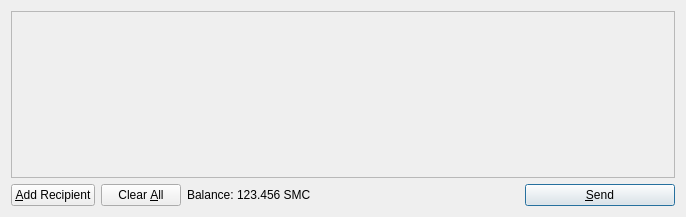
Qt form src/qt/forms/sendcoinsdialog.ui (RedOakCoin/RedOakTestNet) before a commit.
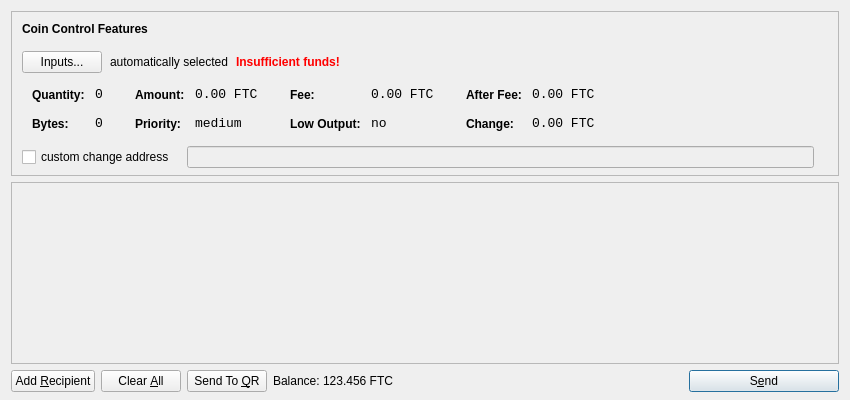
The same form after that commit. Icons and pictures are not drawn.

The edit to the form file:
```diff
--- a/src/qt/forms/sendcoinsdialog.ui
+++ b/src/qt/forms/sendcoinsdialog.ui
@@ -6,14 +6,624 @@
    <rect>
     <x>0</x>
     <y>0</y>
-    <width>686</width>
-    <height>217</height>
+    <width>850</width>
+    <height>400</height>
    </rect>
   </property>
   <property name="windowTitle">
    <string>Send Coins</string>
   </property>
-  <layout class="QVBoxLayout" name="verticalLayout">
+  <layout class="QVBoxLayout" name="verticalLayout" stretch="0,1,0">
+   <property name="bottomMargin">
+    <number>8</number>
+   </property>
+   <item>
+    <widget class="QFrame" name="frameCoinControl">
+     <property name="sizePolicy">
+      <sizepolicy hsizetype="Expanding" vsizetype="Expanding">
+       <horstretch>0</horstretch>
+       <verstretch>0</verstretch>
+      </sizepolicy>
+     </property>
+     <property name="maximumSize">
+      <size>
+       <width>16777215</width>
+       <height>16777215</height>
+      </size>
+     </property>
+     <property name="frameShape">
+      <enum>QFrame::StyledPanel</enum>
+     </property>
+     <property name="frameShadow">
+      <enum>QFrame::Sunken</enum>
+     </property>
+     <layout class="QVBoxLayout" name="verticalLayoutCoinControl2">
+      <property name="spacing">
+       <number>7</number>
+      </property>
+      <property name="leftMargin">
+       <number>0</number>
+      </property>
+      <property name="topMargin">
+       <number>0</number>
+      </property>
+      <property name="rightMargin">
+       <number>0</number>
+      </property>
+      <property name="bottomMargin">
+       <number>6</number>
+      </property>
+      <item>
+       <layout class="QVBoxLayout" name="verticalLayoutCoinControl" stretch="0,0,0,0,1">
+        <property name="spacing">
+         <number>0</number>
+        </property>
+        <property name="leftMargin">
+         <number>10</number>
+        </property>
+        <property name="topMargin">
+         <number>10</number>
+        </property>
+        <item>
+         <layout class="QHBoxLayout" name="horizontalLayoutCoinControl1">
+          <property name="bottomMargin">
+           <number>15</number>
+          </property>
+          <item>
+           <widget class="QLabel" name="labelCoinControlFeatures">
+            <property name="sizePolicy">
+             <sizepolicy hsizetype="Preferred" vsizetype="Maximum">
+              <horstretch>0</horstretch>
+              <verstretch>0</verstretch>
+             </sizepolicy>
+            </property>
+            <property name="font">
+             <font>
+              <weight>75</weight>
+              <bold>true</bold>
+             </font>
+            </property>
+            <property name="styleSheet">
+             <string notr="true">font-weight:bold;</string>
+            </property>
+            <property name="text">
+             <string>Coin Control Features</string>
+            </property>
+           </widget>
+          </item>
+         </layout>
+        </item>
+        <item>
+         <layout class="QHBoxLayout" name="horizontalLayoutCoinControl2" stretch="0,0,0,0">
+          <property name="spacing">
+           <number>8</number>
+          </property>
+          <property name="bottomMargin">
+           <number>10</number>
+          </property>
+          <item>
+           <widget class="QPushButton" name="pushButtonCoinControl">
+            <property name="styleSheet">
+             <string notr="true"/>
+            </property>
+            <property name="text">
+             <string>Inputs...</string>
+            </property>
+           </widget>
+          </item>
+          <item>
+           <widget class="QLabel" name="labelCoinControlAutomaticallySelected">
+            <property name="text">
+             <string>automatically selected</string>
+            </property>
+            <property name="margin">
+             <number>5</number>
+            </property>
+           </widget>
+          </item>
+          <item>
+           <widget class="QLabel" name="labelCoinControlInsuffFunds">
+            <property name="font">
+             <font>
+              <weight>75</weight>
+              <bold>true</bold>
+             </font>
+            </property>
+            <property name="styleSheet">
+             <string notr="true">color:red;font-weight:bold;</string>
+            </property>
+            <property name="text">
+             <string>Insufficient funds!</string>
+            </property>
+            <property name="margin">
+             <number>5</number>
+            </property>
+           </widget>
+          </item>
+          <item>
+           <spacer name="horizontalSpacerCoinControl">
+            <property name="orientation">
+             <enum>Qt::Horizontal</enum>
+            </property>
+            <property name="sizeHint" stdset="0">
+             <size>
+              <width>40</width>
+              <height>1</height>
+             </size>
+            </property>
+           </spacer>
+          </item>
+         </layout>
+        </item>
+        <item>
+         <widget class="QWidget" name="widgetCoinControl" native="true">
+          <property name="sizePolicy">
+           <sizepolicy hsizetype="Preferred" vsizetype="Preferred">
+            <horstretch>0</horstretch>
+            <verstretch>0</verstretch>
+           </sizepolicy>
+          </property>
+          <property name="minimumSize">
+           <size>
+            <width>0</width>
+            <height>0</height>
+           </size>
+          </property>
+          <property name="styleSheet">
+           <string notr="true"/>
+          </property>
+          <layout class="QHBoxLayout" name="horizontalLayoutCoinControl5">
+           <property name="leftMargin">
+            <number>0</number>
+           </property>
+           <property name="topMargin">
+            <number>0</number>
+           </property>
+           <property name="rightMargin">
+            <number>0</number>
+           </property>
+           <property name="bottomMargin">
+            <number>0</number>
+           </property>
+           <item>
+            <layout class="QHBoxLayout" name="horizontalLayoutCoinControl3" stretch="0,0,0,1">
+             <property name="spacing">
+              <number>20</number>
+             </property>
+             <property name="topMargin">
+              <number>0</number>
+             </property>
+             <property name="bottomMargin">
+              <number>10</number>
+             </property>
+             <item>
+              <layout class="QFormLayout" name="formLayoutCoinControl1">
+               <property name="horizontalSpacing">
+                <number>10</number>
+               </property>
+               <property name="verticalSpacing">
+                <number>14</number>
+               </property>
+               <property name="leftMargin">
+                <number>10</number>
+               </property>
+               <property name="topMargin">
+                <number>4</number>
+               </property>
+               <property name="rightMargin">
+                <number>6</number>
+               </property>
+               <item row="0" column="0">
+                <widget class="QLabel" name="labelCoinControlQuantityText">
+                 <property name="styleSheet">
+                  <string notr="true">font-weight:bold;</string>
+                 </property>
+                 <property name="text">
+                  <string>Quantity:</string>
+                 </property>
+                 <property name="margin">
+                  <number>0</number>
+                 </property>
+                </widget>
+               </item>
+               <item row="0" column="1">
+                <widget class="QLabel" name="labelCoinControlQuantity">
+                 <property name="font">
+                  <font>
+                   <family>Monospace</family>
+                   <pointsize>10</pointsize>
+                  </font>
+                 </property>
+                 <property name="cursor">
+                  <cursorShape>IBeamCursor</cursorShape>
+                 </property>
+                 <property name="contextMenuPolicy">
+                  <enum>Qt::ActionsContextMenu</enum>
+                 </property>
+                 <property name="text">
+                  <string notr="true">0</string>
+                 </property>
+                 <property name="margin">
+                  <number>0</number>
+                 </property>
+                 <property name="textInteractionFlags">
+                  <set>Qt::LinksAccessibleByMouse|Qt::TextSelectableByKeyboard|Qt::TextSelectableByMouse</set>
+                 </property>
+                </widget>
+               </item>
+               <item row="1" column="0">
+                <widget class="QLabel" name="labelCoinControlBytesText">
+                 <property name="styleSheet">
+                  <string notr="true">font-weight:bold;</string>
+                 </property>
+                 <property name="text">
+                  <string>Bytes:</string>
+                 </property>
+                </widget>
+               </item>
+               <item row="1" column="1">
+                <widget class="QLabel" name="labelCoinControlBytes">
+                 <property name="font">
+                  <font>
+                   <family>Monospace</family>
+                   <pointsize>10</pointsize>
+                  </font>
+                 </property>
+                 <property name="cursor">
+                  <cursorShape>IBeamCursor</cursorShape>
+                 </property>
+                 <property name="contextMenuPolicy">
+                  <enum>Qt::ActionsContextMenu</enum>
+                 </property>
+                 <property name="text">
+                  <string notr="true">0</string>
+                 </property>
+                 <property name="textInteractionFlags">
+                  <set>Qt::LinksAccessibleByMouse|Qt::TextSelectableByKeyboard|Qt::TextSelectableByMouse</set>
+                 </property>
+                </widget>
+               </item>
+              </layout>
+             </item>
+             <item>
+              <layout class="QFormLayout" name="formLayoutCoinControl2">
+               <property name="horizontalSpacing">
+                <number>10</number>
+               </property>
+               <property name="verticalSpacing">
+                <number>14</number>
+               </property>
+               <property name="leftMargin">
+                <number>6</number>
+               </property>
+               <property name="topMargin">
+                <number>4</number>
+               </property>
+               <property name="rightMargin">
+                <number>6</number>
+               </property>
+               <item row="0" column="0">
+                <widget class="QLabel" name="labelCoinControlAmountText">
+                 <property name="styleSheet">
+                  <string notr="true">font-weight:bold;</string>
+                 </property>
+                 <property name="text">
+                  <string>Amount:</string>
+                 </property>
+                 <property name="margin">
+                  <number>0</number>
+                 </property>
+                </widget>
+               </item>
+               <item row="0" column="1">
+                <widget class="QLabel" name="labelCoinControlAmount">
+                 <property name="font">
+                  <font>
+                   <family>Monospace</family>
+                   <pointsize>10</pointsize>
+                  </font>
+                 </property>
+                 <property name="cursor">
+                  <cursorShape>IBeamCursor</cursorShape>
+                 </property>
+                 <property name="contextMenuPolicy">
+                  <enum>Qt::ActionsContextMenu</enum>
+                 </property>
+                 <property name="text">
+                  <string notr="true">0.00 FTC</string>
+                 </property>
+                 <property name="textInteractionFlags">
+                  <set>Qt::LinksAccessibleByMouse|Qt::TextSelectableByKeyboard|Qt::TextSelectableByMouse</set>
+                 </property>
+                </widget>
+               </item>
+               <item row="1" column="0">
+                <widget class="QLabel" name="labelCoinControlPriorityText">
+                 <property name="styleSheet">
+                  <string notr="true">font-weight:bold;</string>
+                 </property>
+                 <property name="text">
+                  <string>Priority:</string>
+                 </property>
+                </widget>
+               </item>
+               <item row="1" column="1">
+                <widget class="QLabel" name="labelCoinControlPriority">
+                 <property name="font">
+                  <font>
+                   <family>Monospace</family>
+                   <pointsize>10</pointsize>
+                  </font>
+                 </property>
+                 <property name="cursor">
+                  <cursorShape>IBeamCursor</cursorShape>
+                 </property>
+                 <property name="contextMenuPolicy">
+                  <enum>Qt::ActionsContextMenu</enum>
+                 </property>
+                 <property name="text">
+                  <string>medium</string>
+                 </property>
+                 <property name="textInteractionFlags">
+                  <set>Qt::LinksAccessibleByMouse|Qt::TextSelectableByKeyboard|Qt::TextSelectableByMouse</set>
+                 </property>
+                </widget>
+               </item>
+              </layout>
+             </item>
+             <item>
+              <layout class="QFormLayout" name="formLayoutCoinControl3">
+               <property name="horizontalSpacing">
+                <number>10</number>
+               </property>
+               <property name="verticalSpacing">
+                <number>14</number>
+               </property>
+               <property name="leftMargin">
+                <number>6</number>
+               </property>
+               <property name="topMargin">
+                <number>4</number>
+               </property>
+               <property name="rightMargin">
+                <number>6</number>
+               </property>
+               <item row="0" column="0">
+                <widget class="QLabel" name="labelCoinControlFeeText">
+                 <property name="styleSheet">
+                  <string notr="true">font-weight:bold;</string>
+                 </property>
+                 <property name="text">
+                  <string>Fee:</string>
+                 </property>
+                 <property name="margin">
+                  <number>0</number>
+                 </property>
+                </widget>
+               </item>
+               <item row="0" column="1">
+                <widget class="QLabel" name="labelCoinControlFee">
+                 <property name="font">
+                  <font>
+                   <family>Monospace</family>
+                   <pointsize>10</pointsize>
+                  </font>
+                 </property>
+                 <property name="cursor">
+                  <cursorShape>IBeamCursor</cursorShape>
+                 </property>
+                 <property name="contextMenuPolicy">
+                  <enum>Qt::ActionsContextMenu</enum>
+                 </property>
+                 <property name="text">
+                  <string notr="true">0.00 FTC</string>
+                 </property>
+                 <property name="textInteractionFlags">
+                  <set>Qt::LinksAccessibleByMouse|Qt::TextSelectableByKeyboard|Qt::TextSelectableByMouse</set>
+                 </property>
+                </widget>
+               </item>
+               <item row="1" column="0">
+                <widget class="QLabel" name="labelCoinControlLowOutputText">
+                 <property name="styleSheet">
+                  <string notr="true">font-weight:bold;</string>
+                 </property>
+                 <property name="text">
+                  <string>Low Output:</string>
+                 </property>
+                </widget>
+               </item>
+               <item row="1" column="1">
+                <widget class="QLabel" name="labelCoinControlLowOutput">
+                 <property name="font">
+                  <font>
+                   <family>Monospace</family>
+                   <pointsize>10</pointsize>
+                  </font>
+                 </property>
+                 <property name="cursor">
+                  <cursorShape>IBeamCursor</cursorShape>
+                 </property>
+                 <property name="contextMenuPolicy">
+                  <enum>Qt::ActionsContextMenu</enum>
+                 </property>
+                 <property name="text">
+                  <string>no</string>
+                 </property>
+                 <property name="textInteractionFlags">
+                  <set>Qt::LinksAccessibleByMouse|Qt::TextSelectableByKeyboard|Qt::TextSelectableByMouse</set>
+                 </property>
+                </widget>
+               </item>
+              </layout>
+             </item>
+             <item>
+              <layout class="QFormLayout" name="formLayoutCoinControl4">
+               <property name="horizontalSpacing">
+                <number>10</number>
+               </property>
+               <property name="verticalSpacing">
+                <number>14</number>
+               </property>
+               <property name="leftMargin">
+                <number>6</number>
+               </property>
+               <property name="topMargin">
+                <number>4</number>
+               </property>
+               <property name="rightMargin">
+                <number>6</number>
+               </property>
+               <item row="0" column="0">
+                <widget class="QLabel" name="labelCoinControlAfterFeeText">
+                 <property name="styleSheet">
+                  <string notr="true">font-weight:bold;</string>
+                 </property>
+                 <property name="text">
+                  <string>After Fee:</string>
+                 </property>
+                 <property name="margin">
+                  <number>0</number>
+                 </property>
+                </widget>
+               </item>
+               <item row="0" column="1">
+                <widget class="QLabel" name="labelCoinControlAfterFee">
+                 <property name="font">
+                  <font>
+                   <family>Monospace</family>
+                   <pointsize>10</pointsize>
+                  </font>
+                 </property>
+                 <property name="cursor">
+                  <cursorShape>IBeamCursor</cursorShape>
+                 </property>
+                 <property name="contextMenuPolicy">
+                  <enum>Qt::ActionsContextMenu</enum>
+                 </property>
+                 <property name="text">
+                  <string notr="true">0.00 FTC</string>
+                 </property>
+                 <property name="textInteractionFlags">
+                  <set>Qt::LinksAccessibleByMouse|Qt::TextSelectableByKeyboard|Qt::TextSelectableByMouse</set>
+                 </property>
+                </widget>
+               </item>
+               <item row="1" column="0">
+                <widget class="QLabel" name="labelCoinControlChangeText">
+                 <property name="styleSheet">
+                  <string notr="true">font-weight:bold;</string>
+                 </property>
+                 <property name="text">
+                  <string>Change:</string>
+                 </property>
+                </widget>
+               </item>
+               <item row="1" column="1">
+                <widget class="QLabel" name="labelCoinControlChange">
+                 <property name="font">
+                  <font>
+                   <family>Monospace</family>
+                   <pointsize>10</pointsize>
+                  </font>
+                 </property>
+                 <property name="cursor">
+                  <cursorShape>IBeamCursor</cursorShape>
+                 </property>
+                 <property name="contextMenuPolicy">
+                  <enum>Qt::ActionsContextMenu</enum>
+                 </property>
+                 <property name="text">
+                  <string notr="true">0.00 FTC</string>
+                 </property>
+                 <property name="textInteractionFlags">
+                  <set>Qt::LinksAccessibleByMouse|Qt::TextSelectableByKeyboard|Qt::TextSelectableByMouse</set>
+                 </property>
+                </widget>
+               </item>
+              </layout>
+             </item>
+            </layout>
+           </item>
+          </layout>
+         </widget>
+        </item>
+        <item>
+         <layout class="QHBoxLayout" name="horizontalLayoutCoinControl4" stretch="0,0,0">
+          <property name="spacing">
+           <number>12</number>
+          </property>
+          <property name="sizeConstraint">
+           <enum>QLayout::SetDefaultConstraint</enum>
+          </property>
+          <property name="topMargin">
+           <number>5</number>
+          </property>
+          <property name="rightMargin">
+           <number>5</number>
+          </property>
+          <item>
+           <widget class="QCheckBox" name="checkBoxCoinControlChange">
+            <property name="text">
+             <string>custom change address</string>
+            </property>
+           </widget>
+          </item>
+          <item>
+           <widget class="QLineEdit" name="lineEditCoinControlChange">
+            <property name="enabled">
+             <bool>false</bool>
+            </property>
+            <property name="sizePolicy">
+             <sizepolicy hsizetype="Expanding" vsizetype="Fixed">
+              <horstretch>0</horstretch>
+              <verstretch>0</verstretch>
+             </sizepolicy>
+            </property>
+           </widget>
+          </item>
+          <item>
+           <widget class="QLabel" name="labelCoinControlChangeLabel">
+            <property name="sizePolicy">
+             <sizepolicy hsizetype="Preferred" vsizetype="Expanding">
+              <horstretch>0</horstretch>
+              <verstretch>0</verstretch>
+             </sizepolicy>
+            </property>
+            <property name="minimumSize">
+             <size>
+              <width>0</width>
+              <height>0</height>
+             </size>
+            </property>
+            <property name="text">
+             <string/>
+            </property>
+            <property name="margin">
+             <number>3</number>
+            </property>
+           </widget>
+          </item>
+         </layout>
+        </item>
+        <item>
+         <spacer name="verticalSpacerCoinControl">
+          <property name="orientation">
+           <enum>Qt::Vertical</enum>
+          </property>
+          <property name="sizeHint" stdset="0">
+           <size>
+            <width>800</width>
+            <height>1</height>
+           </size>
+          </property>
+         </spacer>
+        </item>
+       </layout>
+      </item>
+     </layout>
+    </widget>
+   </item>
    <item>
     <widget class="QScrollArea" name="scrollArea">
      <property name="widgetResizable">
@@ -24,8 +634,8 @@
        <rect>
         <x>0</x>
         <y>0</y>
-        <width>666</width>
-        <height>165</height>
+        <width>826</width>
+        <height>145</height>
        </rect>
       </property>
       <layout class="QVBoxLayout" name="verticalLayout_2">
@@ -64,7 +674,7 @@
         <string>Send to multiple recipients at once</string>
        </property>
        <property name="text">
-        <string>&amp;Add Recipient</string>
+        <string>Add &amp;Recipient</string>
        </property>
        <property name="icon">
         <iconset resource="../bitcoin.qrc">
@@ -101,6 +711,17 @@
        </property>
       </widget>
      </item>
+     <item>
+      <widget class="QPushButton" name="sendQRButton">
+       <property name="text">
+        <string>Send To &amp;QR</string>
+       </property>
+       <property name="icon">
+        <iconset resource="../bitcoin.qrc">
+         <normaloff>:/icons/qrcode</normaloff>:/icons/qrcode</iconset>
+       </property>
+      </widget>
+     </item>
      <item>
       <layout class="QHBoxLayout" name="horizontalLayout_2">
        <property name="spacing">
@@ -119,7 +740,7 @@
           <cursorShape>IBeamCursor</cursorShape>
          </property>
          <property name="text">
-          <string>123.456 SMC</string>
+          <string>123.456 FTC</string>
          </property>
          <property name="textInteractionFlags">
           <set>Qt::LinksAccessibleByMouse|Qt::TextSelectableByKeyboard|Qt::TextSelectableByMouse</set>
@@ -153,7 +774,7 @@
         <string>Confirm the send action</string>
        </property>
        <property name="text">
-        <string>&amp;Send</string>
+        <string>S&amp;end</string>
        </property>
        <property name="icon">
         <iconset resource="../bitcoin.qrc">
```
Left out of the diff: 11 changed lines with no effect on the pictures.
